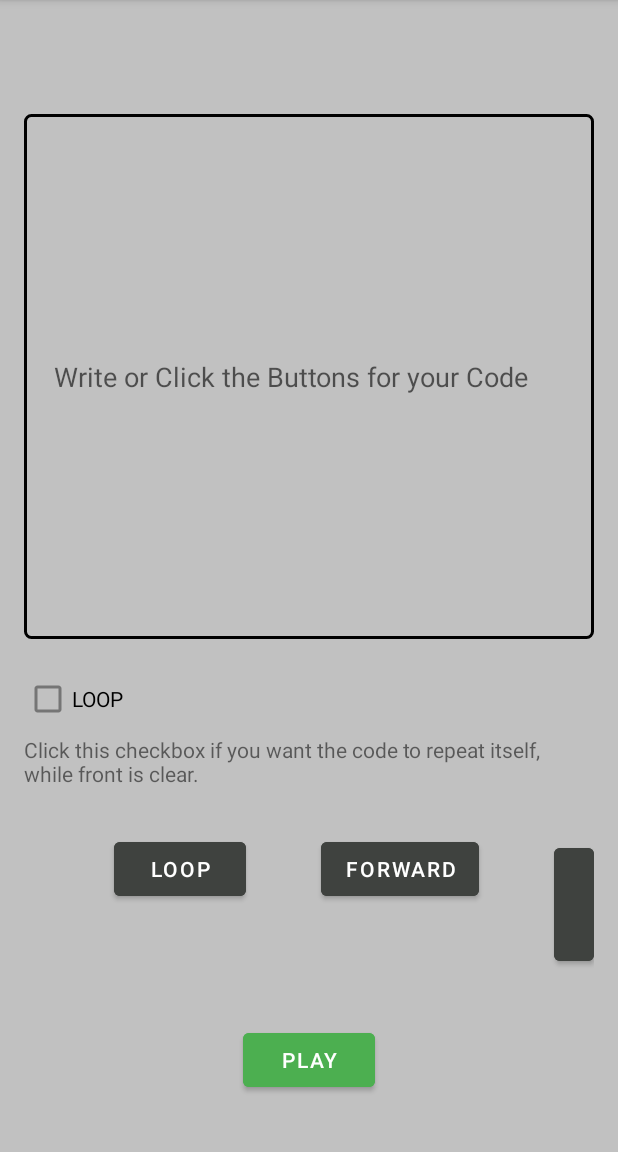
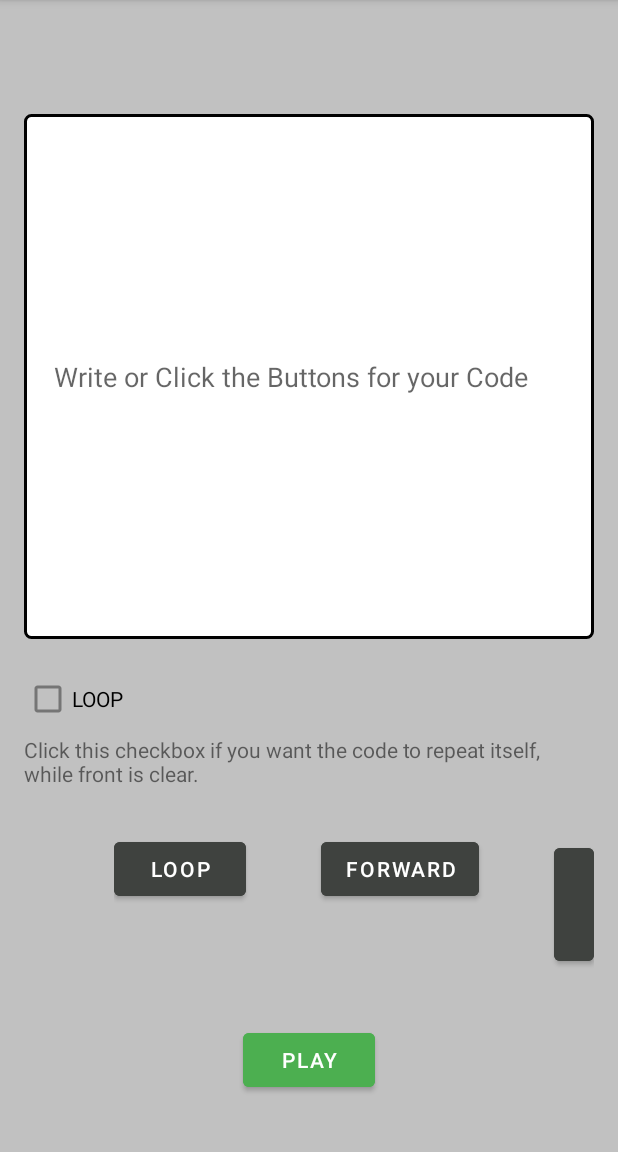
Before and after one commit to Josefinafr/RoboKarel, an Android app: the screen it shows after launch (MainActivity), on a phone screen of 412 x 824 dp, the part 84-1236 px from its top. Run offline under Robolectric (Android 15) with nearby library versions, the phone set to English and light mode, and no system bars.

Commit message:
Code Änderungen

```diff
--- a/app/src/main/res/drawable/edit_text_border.xml
+++ b/app/src/main/res/drawable/edit_text_border.xml
@@ -1,5 +1,5 @@
 <shape xmlns:android="http://schemas.android.com/apk/res/android">
-    <solid android:color="@android:color/transparent" /> <!-- Hintergrundfarbe transparent -->
+    <solid android:color="#FFFFFF" /> <!-- Hintergrundfarbe transparent -->
     <stroke android:width="2dp" android:color="#000000" /> <!-- Schwarze Umrandung -->
     <corners android:radius="4dp" /> <!-- Runde Ecken, optional -->
 </shape>
--- a/app/src/main/res/layout/activity_main.xml
+++ b/app/src/main/res/layout/activity_main.xml
@@ -32,14 +32,14 @@
         android:layout_width="wrap_content"
         android:layout_height="wrap_content"
         android:orientation="horizontal"
-        android:layout_marginTop="30dp">
+        android:layout_marginTop="30dp"
+        android:layout_marginLeft="60dp">
 
         <Button
             android:id="@+id/loopButton"
             android:layout_width="wrap_content"
             android:layout_height="wrap_content"
             android:text="Loop"
-            android:layout_marginLeft="60dp"
             android:backgroundTint="#3F423F"/>
 
         <Button
```
Also changed, not shown: app/src/main/java/com/example/robokarel/ResultActivity.java (+15 -11 lines).
